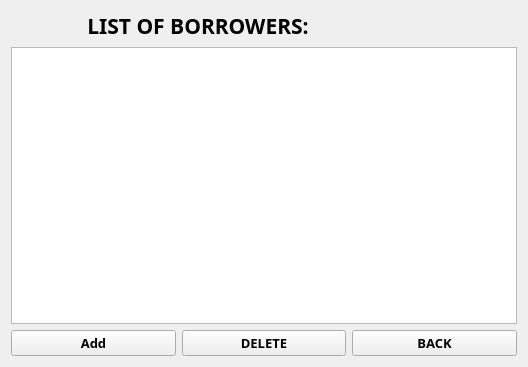
Above: listborrowers.ui from markytools/sume-borrower-app before the change. Below: the same form after it.
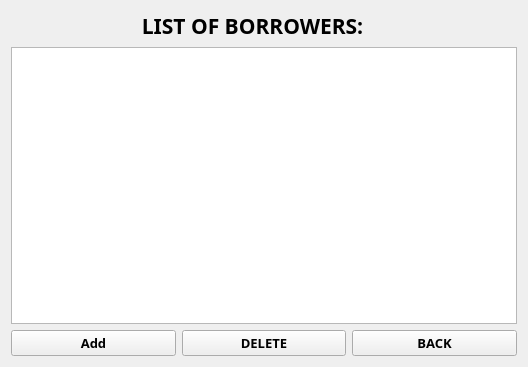
That is the form after the change.

What changed in the file:
```diff
--- a/listborrowers.ui
+++ b/listborrowers.ui
@@ -25,7 +25,7 @@
       </font>
      </property>
      <property name="text">
-      <string>              LIST OF BORROWERS:</string>
+      <string>                        LIST OF BORROWERS:</string>
      </property>
     </widget>
    </item>
```
